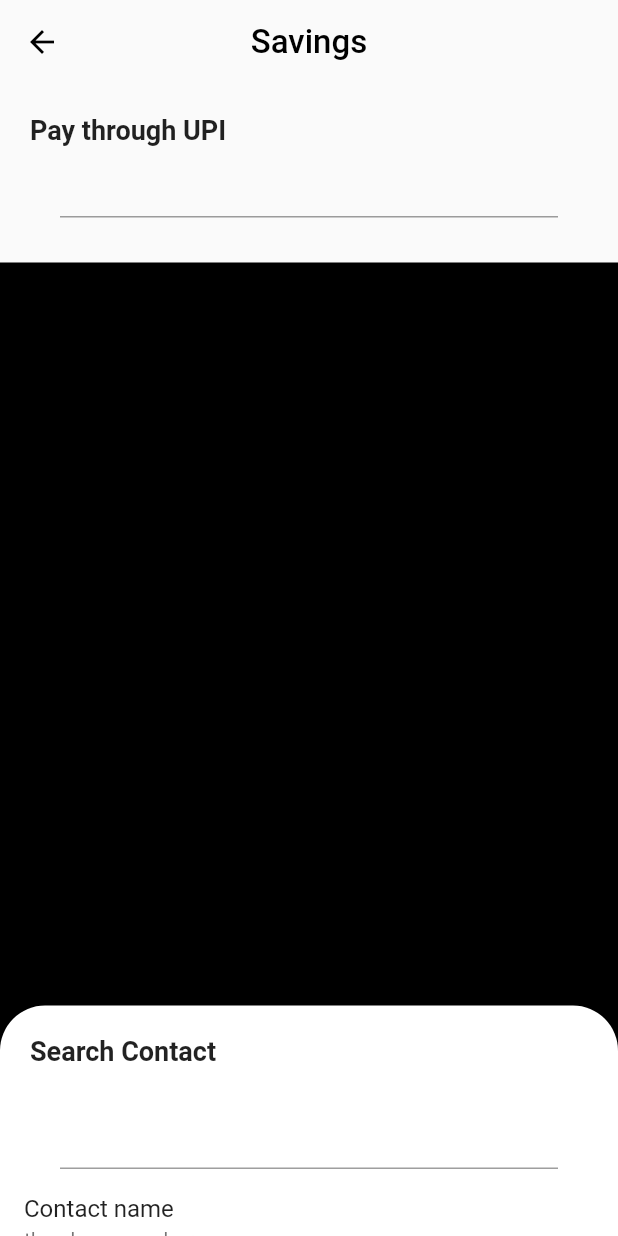
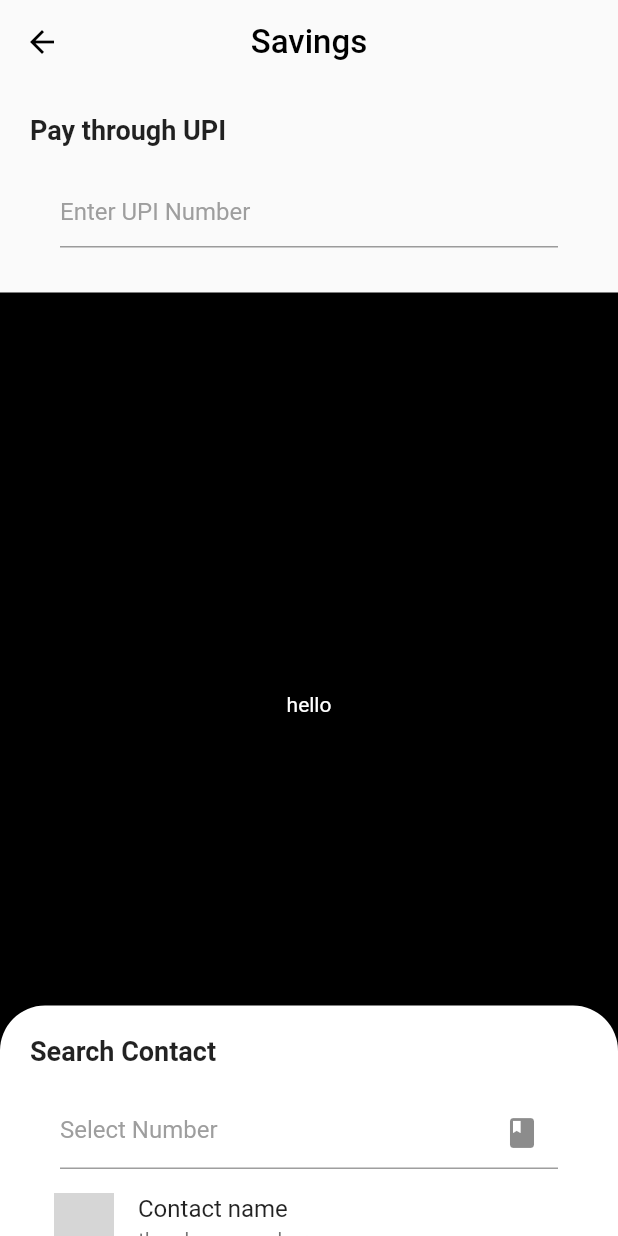
Before and after one commit to RajSolai/upi_mock_app, a Flutter app: the screen it shows after launch, on a phone screen of 412 x 824 dp. Run offline on Flutter 3.47's test engine with Material 2 defaults, Android fonts, the phone set to English and light mode, and no system bars; network calls fail; grey boxes are pictures that could not be loaded.

Commit message:
textfield tweaks and stack over camera container

```diff
--- a/lib/home.dart
+++ b/lib/home.dart
@@ -46,16 +46,37 @@ class _HomeState extends State<Home> {
                           fontSize: 18.0, fontWeight: FontWeight.bold),
                     ),
                   ),
+                  SizedBox(
+                    height: 20.0,
+                  ),
                   Padding(
                     padding: EdgeInsets.only(left: 40.0, right: 40.0),
-                    child: TextField(),
+                    child: TextField(
+                      decoration: InputDecoration(
+                        hintText: "Enter UPI Number",
+                        hintStyle: TextStyle(
+                          fontSize: 16.0,
+                          color: Colors.grey,
+                        ),
+                      ),
+                    ),
                   ),
                   SizedBox(
                     height: 30.0,
                   ),
-                  Container(
-                    height: MediaQuery.of(context).size.height / 1.3,
-                    color: Colors.black,
+                  Stack(
+                    children: [
+                      Container(
+                        height: MediaQuery.of(context).size.height / 1.5,
+                        color: Colors.black,
+                      ),
+                      Positioned.fill(
+                        child: Align(
+                          alignment: Alignment.center,
+                          child: Text("hello",style:TextStyle(color: Colors.white)),
+                        ),
+                      ),
+                    ],
                   ),
                 ],
               ),
@@ -79,7 +100,7 @@ class _HomeState extends State<Home> {
                 ),
                 height: MediaQuery.of(context).size.height * 0.8,
                 child: ListView.builder(
-                  itemCount: 10,
+                  itemCount: 3,
                   controller: scrollController,
                   itemBuilder: (context, index) {
                     if (index == 0) {
@@ -97,12 +118,29 @@ class _HomeState extends State<Home> {
                     if (index == 1) {
                       return Padding(
                         padding: EdgeInsets.only(left: 40.0, right: 40.0),
-                        child: TextField(),
+                        child: TextField(
+                          decoration: InputDecoration(
+                            suffixIcon: Icon(Icons.book),
+                            hintText: "Select Number",
+                            hintStyle: TextStyle(
+                              fontSize: 16.0,
+                              color: Colors.grey,
+                            ),
+                          ),
+                        ),
                       );
                     } else {
-                      return ListTile(
-                        title: Text("Contact name"),
-                        subtitle: Text("the phone number"),
+                      return Padding(
+                        padding: EdgeInsets.only(left: 20.0),
+                        child: ListTile(
+                          onTap: () => {print("hello")},
+                          leading: CircleAvatar(
+                            backgroundImage: NetworkImage(
+                                "https://cdn.pixabay.com/photo/2016/08/08/09/17/avatar-1577909_1280.png"),
+                          ),
+                          title: Text("Contact name"),
+                          subtitle: Text("the phone number"),
+                        ),
                       );
                     }
                   },
--- a/lib/main.dart
+++ b/lib/main.dart
@@ -8,7 +8,8 @@ class MyApp extends StatelessWidget {
   @override
   Widget build(BuildContext context) {
     return MaterialApp(
-      title: 'Cupertino App',
+      debugShowCheckedModeBanner: false,
+      title: 'UPI Mock App',
       home: Home(),
     );
   }
```
